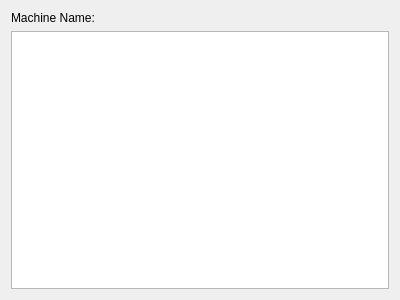
The window that gui/formmachine.ui (newey499/enigma) describes before a commit, drawn with Qt 5.
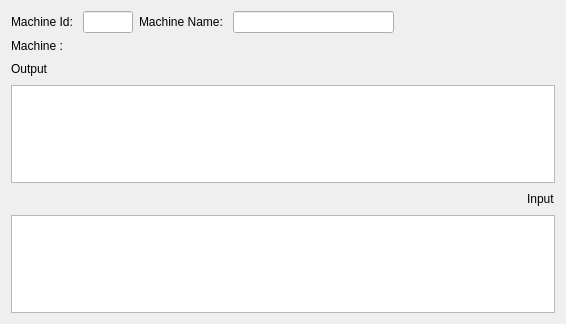
The same window after the commit.

Commit message: frmmachine 1) Construct dynamic combo boxes for entry, rotor and reflectors dependent on machine specification 2) Use signal/slot mechanism to change machine wheel set up depending on combobox selection.

Patch:
```diff
--- a/gui/formmachine.ui
+++ b/gui/formmachine.ui
@@ -6,8 +6,8 @@
    <rect>
     <x>0</x>
     <y>0</y>
-    <width>400</width>
-    <height>300</height>
+    <width>566</width>
+    <height>324</height>
    </rect>
   </property>
   <property name="windowTitle">
@@ -15,14 +15,116 @@
   </property>
   <layout class="QVBoxLayout" name="verticalLayout">
    <item>
-    <widget class="QLabel" name="lblMachineName">
-     <property name="text">
-      <string>Machine Name: </string>
-     </property>
-    </widget>
+    <layout class="QHBoxLayout" name="horizontalLayout">
+     <item>
+      <widget class="QLabel" name="lblMachineName">
+       <property name="text">
+        <string>Machine Id: </string>
+       </property>
+      </widget>
+     </item>
+     <item>
+      <widget class="QLineEdit" name="edtMachineId">
+       <property name="maximumSize">
+        <size>
+         <width>50</width>
+         <height>16777215</height>
+        </size>
+       </property>
+       <property name="alignment">
+        <set>Qt::AlignRight|Qt::AlignTrailing|Qt::AlignVCenter</set>
+       </property>
+      </widget>
+     </item>
+     <item>
+      <widget class="QLabel" name="lblMachineName_2">
+       <property name="text">
+        <string>Machine Name: </string>
+       </property>
+      </widget>
+     </item>
+     <item>
+      <widget class="QLineEdit" name="edtMachineName"/>
+     </item>
+     <item>
+      <spacer name="horizontalSpacer">
+       <property name="orientation">
+        <enum>Qt::Horizontal</enum>
+       </property>
+       <property name="sizeHint" stdset="0">
+        <size>
+         <width>18</width>
+         <height>20</height>
+        </size>
+       </property>
+      </spacer>
+     </item>
+    </layout>
    </item>
    <item>
-    <widget class="QPlainTextEdit" name="edtTxt"/>
+    <layout class="QHBoxLayout" name="machineDefinitionLayout">
+     <item>
+      <widget class="QLabel" name="label_3">
+       <property name="text">
+        <string>Machine : </string>
+       </property>
+      </widget>
+     </item>
+    </layout>
+   </item>
+   <item>
+    <layout class="QHBoxLayout" name="horizontalLayout_2">
+     <item>
+      <widget class="QLabel" name="label">
+       <property name="text">
+        <string>Output</string>
+       </property>
+      </widget>
+     </item>
+     <item>
+      <spacer name="horizontalSpacer_2">
+       <property name="orientation">
+        <enum>Qt::Horizontal</enum>
+       </property>
+       <property name="sizeHint" stdset="0">
+        <size>
+         <width>40</width>
+         <height>20</height>
+        </size>
+       </property>
+      </spacer>
+     </item>
+    </layout>
+   </item>
+   <item>
+    <widget class="QPlainTextEdit" name="edtOutput"/>
+   </item>
+   <item>
+    <layout class="QHBoxLayout" name="horizontalLayout_3">
+     <item>
+      <spacer name="horizontalSpacer_3">
+       <property name="orientation">
+        <enum>Qt::Horizontal</enum>
+       </property>
+       <property name="sizeHint" stdset="0">
+        <size>
+         <width>40</width>
+         <height>20</height>
+        </size>
+       </property>
+      </spacer>
+     </item>
+     <item>
+      <widget class="QLabel" name="label_2">
+       <property name="text">
+        <string>Input</string>
+       </property>
+      </widget>
+     </item>
+    </layout>
+   </item>
+   <item>
+    <widget class="QPlainTextEdit" name="edtInput"/>
    </item>
   </layout>
  </widget>
```
The commit also changes 10 other files.
